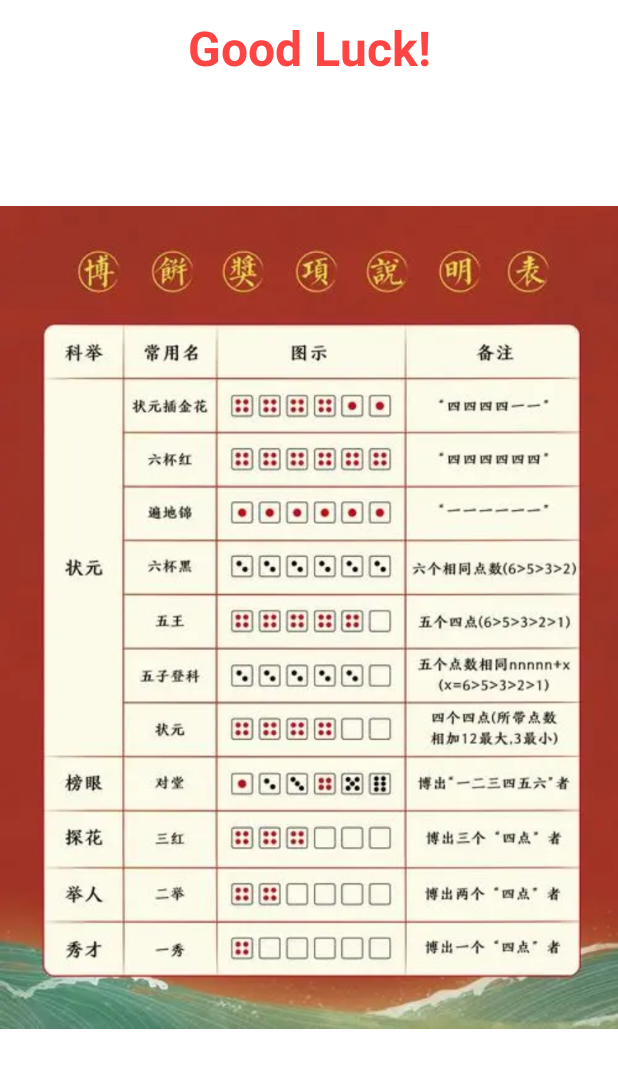
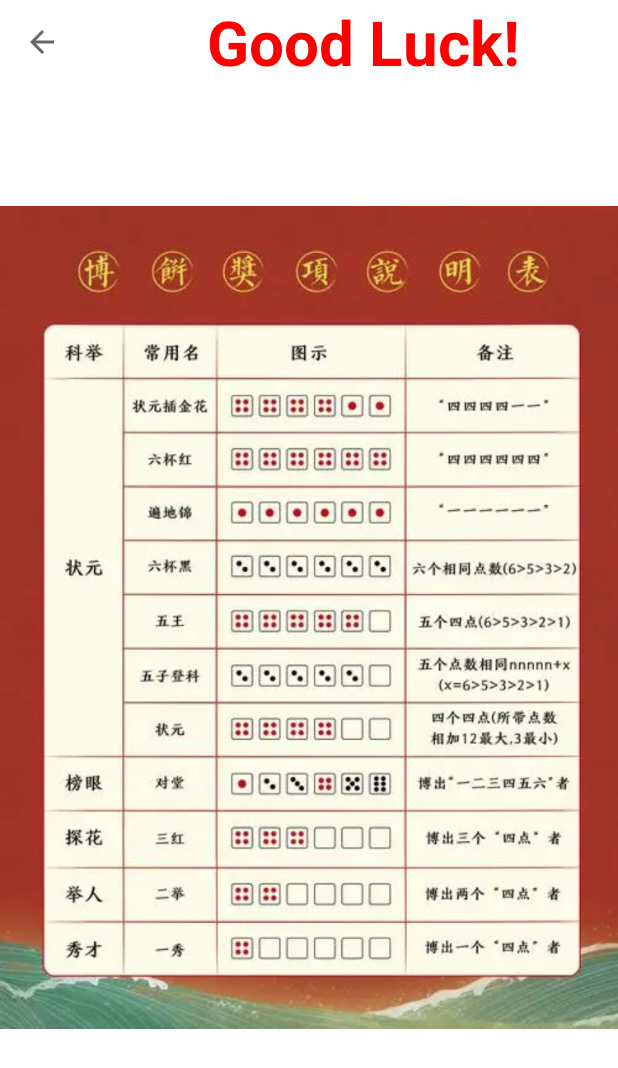
Before and after one commit to LiuJiewenTT/ee308fz_lab2, an Android app: the rulePageActivity screen opened directly, with no data from a screen before it, on a phone screen of 412 x 824 dp. Shown: the top 1068 px of the screen. Run offline under Robolectric (Android 15) with nearby library versions, the light colour scheme and no system bars.

Commit message:
a commit

```diff
--- a/proj/Bobing/app/src/main/java/io/github/liujiewentt/ee308fz_lab2_bobing/rulePageActivity.java
+++ b/proj/Bobing/app/src/main/java/io/github/liujiewentt/ee308fz_lab2_bobing/rulePageActivity.java
@@ -1,8 +1,11 @@
 package io.github.liujiewentt.ee308fz_lab2_bobing;
 
 import android.os.Bundle;
+import android.view.View;
+import androidx.appcompat.widget.Toolbar;
 
 import androidx.annotation.Nullable;
+import androidx.appcompat.app.ActionBar;
 import androidx.appcompat.app.AppCompatActivity;
 
 public class rulePageActivity extends AppCompatActivity {
@@ -12,5 +15,16 @@ public class rulePageActivity extends AppCompatActivity {
         super.onCreate(savedInstanceState);
         setContentView(R.layout.rulepage);
 
+        Toolbar toolbar = findViewById(R.id.rulepage_tb);
+        setSupportActionBar(toolbar);
+        ActionBar actionBar = getSupportActionBar();
+        actionBar.setDisplayShowTitleEnabled(false);
+
+        toolbar.setNavigationOnClickListener(new View.OnClickListener() {
+            @Override
+            public void onClick(View view) {
+                rulePageActivity.this.finish();
+            }
+        });
     }
 }
--- a/proj/Bobing/app/src/main/res/layout/rulepage.xml
+++ b/proj/Bobing/app/src/main/res/layout/rulepage.xml
@@ -3,15 +3,30 @@
     android:layout_width="match_parent"
     android:layout_height="match_parent"
     xmlns:tools="http://schemas.android.com/tools"
+    xmlns:app="http://schemas.android.com/apk/res-auto"
     tools:context=".rulePageActivity"
     android:orientation="vertical">
 
-    <LinearLayout
+    <androidx.appcompat.widget.Toolbar
+        android:id="@+id/rulepage_tb"
         android:layout_width="match_parent"
-        android:layout_height="wrap_content"
+        android:layout_height="?attr/actionBarSize"
+        app:navigationIcon="@drawable/ic_baseline_arrow_back_24"
         >
 
-    </LinearLayout>
+        <TextView
+            android:layout_width="match_parent"
+            android:layout_height="match_parent"
+            android:layout_gravity="center"
+            android:gravity="center"
+            android:text="@string/good_luck"
+            android:textAlignment="center"
+            android:textAllCaps="false"
+            android:textColor="@color/red"
+            app:autoSizeTextType="uniform"
+            android:theme="@style/Theme.Bobing.TitleText" />
+
+    </androidx.appcompat.widget.Toolbar>
 
 
     <ImageView
@@ -21,15 +36,15 @@
         android:layout_centerInParent="true"
         android:src="@drawable/rule"/>
 
-    <TextView
-        android:layout_width="match_parent"
-        android:layout_height="wrap_content"
-        android:padding="10dp"
-        android:text="@string/good_luck"
-        android:textSize="32sp"
-        android:layout_gravity="center"
-        android:textAlignment="center"
-        android:textStyle="bold"
-        android:textColor="@android:color/holo_red_light"/>
+<!--    <TextView-->
+<!--        android:layout_width="match_parent"-->
+<!--        android:layout_height="wrap_content"-->
+<!--        android:padding="10dp"-->
+<!--        android:text="@string/good_luck"-->
+<!--        android:textSize="32sp"-->
+<!--        android:layout_gravity="center"-->
+<!--        android:textAlignment="center"-->
+<!--        android:textStyle="bold"-->
+<!--        android:textColor="@android:color/holo_red_light"/>-->
 
 </RelativeLayout>
```
Also changed, not shown: proj/Bobing/app/src/main/java/io/github/liujiewentt/ee308fz_lab2_bobing/ScrollingActivity.java (+20 -2 lines), proj/Bobing/app/src/main/res/layout/alertdialog_showrule.xml (added, +10 -0 lines).
